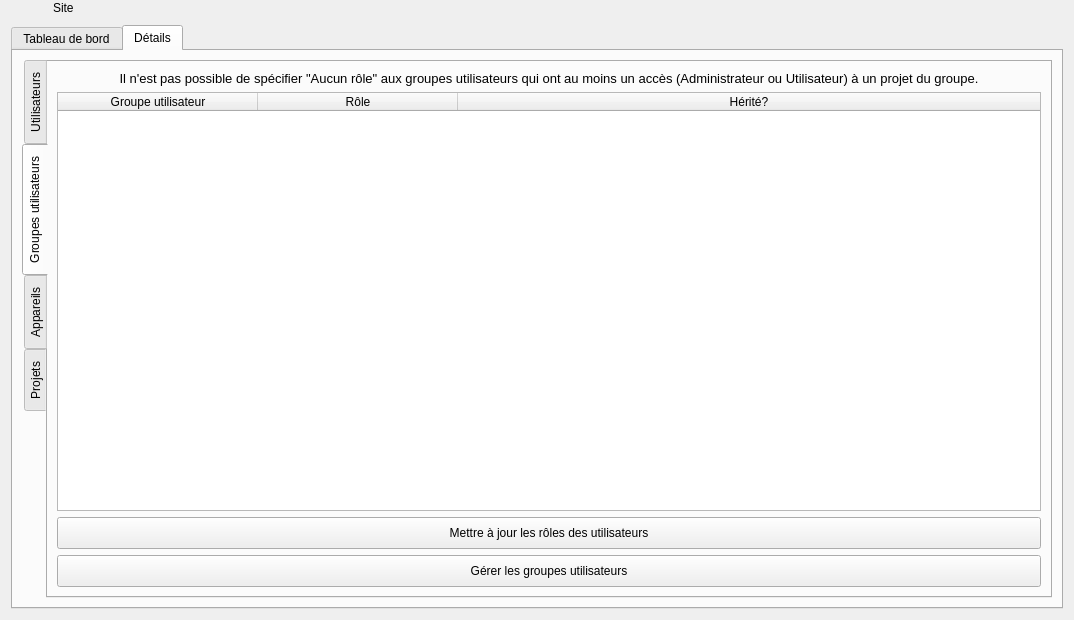
Before: the Qt Designer form client/src/editors/SiteWidget.ui in introlab/openteraplus, drawn with Qt 5.
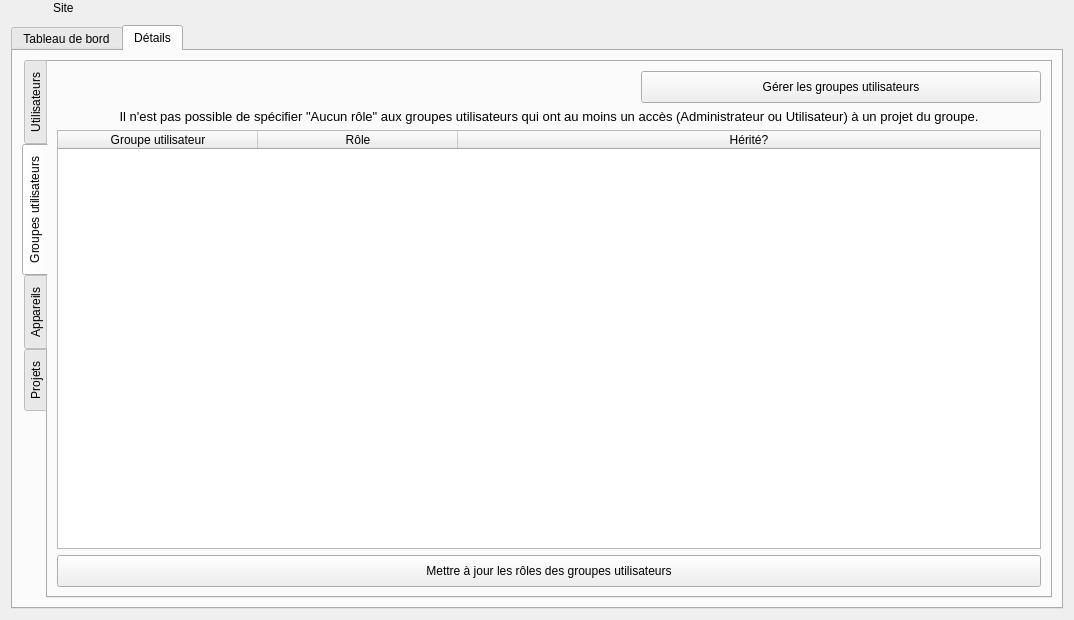
After: the same form once the commit is applied. The open tabs and pages were chosen to show the change. Icons and pictures are not drawn. Custom widgets are drawn as their Qt base class.

```diff
--- a/client/src/editors/SiteWidget.ui
+++ b/client/src/editors/SiteWidget.ui
@@ -680,6 +680,61 @@
            <string>Groupes utilisateurs</string>
           </attribute>
           <layout class="QVBoxLayout" name="verticalLayout_8">
+           <item>
+            <layout class="QHBoxLayout" name="horizontalLayout_3">
+             <item>
+              <spacer name="horizontalSpacer_2">
+               <property name="orientation">
+                <enum>Qt::Horizontal</enum>
+               </property>
+               <property name="sizeHint" stdset="0">
+                <size>
+                 <width>40</width>
+                 <height>20</height>
+                </size>
+               </property>
+              </spacer>
+             </item>
+             <item>
+              <widget class="QPushButton" name="btnUserGroups">
+               <property name="sizePolicy">
+                <sizepolicy hsizetype="Expanding" vsizetype="Fixed">
+                 <horstretch>0</horstretch>
+                 <verstretch>0</verstretch>
+                </sizepolicy>
+               </property>
+               <property name="minimumSize">
+                <size>
+                 <width>0</width>
+                 <height>32</height>
+                </size>
+               </property>
+               <property name="maximumSize">
+                <size>
+                 <width>400</width>
+                 <height>16777215</height>
+                </size>
+               </property>
+               <property name="cursor">
+                <cursorShape>PointingHandCursor</cursorShape>
+               </property>
+               <property name="text">
+                <string>Gérer les groupes utilisateurs</string>
+               </property>
+               <property name="icon">
+                <iconset resource="../../resources/TeraClient.qrc">
+                 <normaloff>:/icons/usergroup.png</normaloff>:/icons/usergroup.png</iconset>
+               </property>
+               <property name="iconSize">
+                <size>
+                 <width>24</width>
+                 <height>24</height>
+                </size>
+               </property>
+              </widget>
+             </item>
+            </layout>
+           </item>
            <item>
             <widget class="QLabel" name="lblInherited">
              <property name="sizePolicy">
@@ -765,7 +820,7 @@
               <cursorShape>PointingHandCursor</cursorShape>
              </property>
              <property name="text">
-              <string>Mettre à jour les rôles des utilisateurs</string>
+              <string>Mettre à jour les rôles des groupes utilisateurs</string>
              </property>
              <property name="icon">
               <iconset resource="../../resources/TeraClient.qrc">
@@ -779,32 +834,6 @@
              </property>
             </widget>
            </item>
-           <item>
-            <widget class="QPushButton" name="btnUserGroups">
-             <property name="minimumSize">
-              <size>
-               <width>0</width>
-               <height>32</height>
-              </size>
-             </property>
-             <property name="cursor">
-              <cursorShape>PointingHandCursor</cursorShape>
-             </property>
-             <property name="text">
-              <string>Gérer les groupes utilisateurs</string>
-             </property>
-             <property name="icon">
-              <iconset resource="../../resources/TeraClient.qrc">
-               <normaloff>:/icons/usergroup.png</normaloff>:/icons/usergroup.png</iconset>
-             </property>
-             <property name="iconSize">
-              <size>
-               <width>24</width>
-               <height>24</height>
-              </size>
-             </property>
-            </widget>
-           </item>
           </layout>
          </widget>
          <widget class="QWidget" name="tabDevices">
```
Left out of the diff: 6 changed lines with no effect on the pictures.
